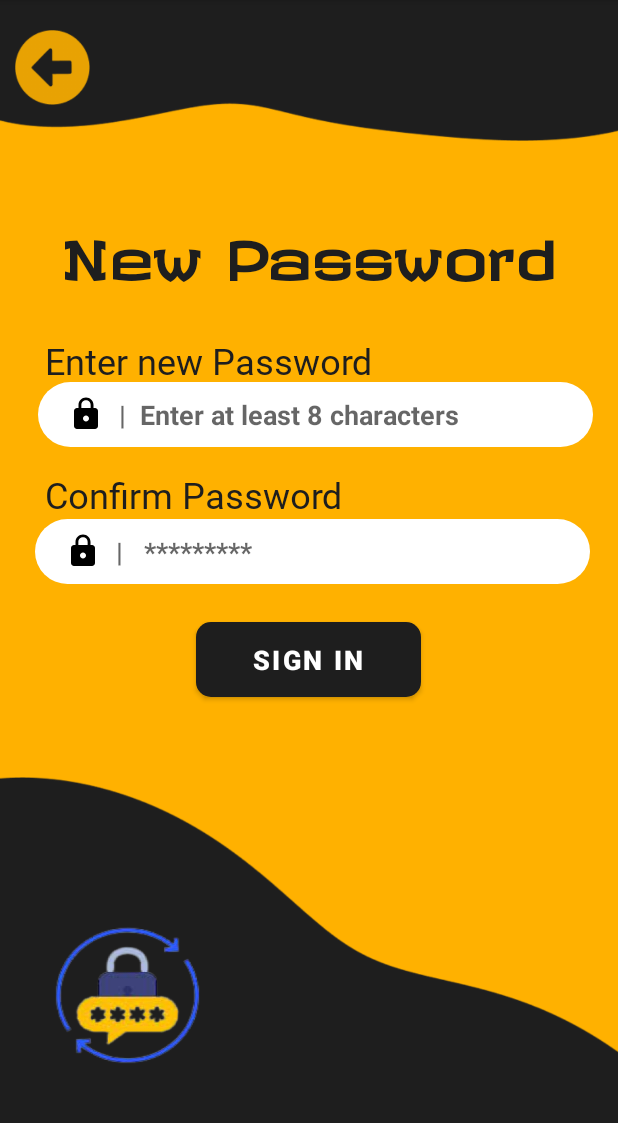
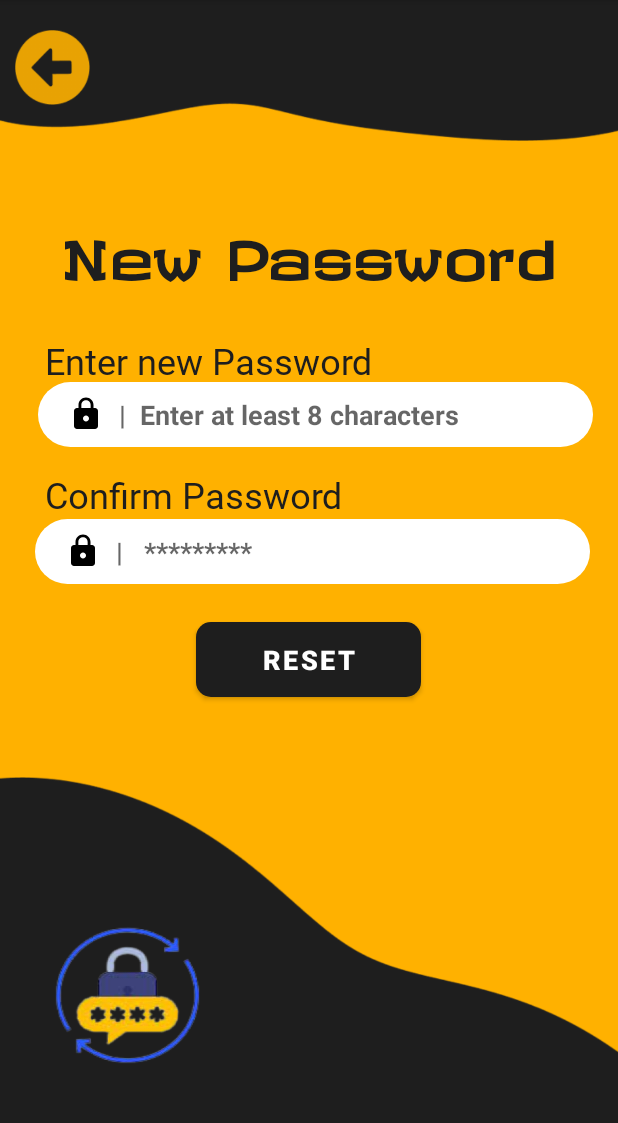
Before and after one commit to Aqsa1001/Majdoor-App, an Android app: the Forgot3Activity screen opened directly, with no data from a screen before it, on a phone screen of 412 x 824 dp, the part 84-1207 px from its top. Run offline under Robolectric (Android 15) with nearby library versions, the phone set to English and light mode, and no system bars; our stand-ins replace Firebase (no records; nobody signed in at launch, a user with empty details on screens opened directly).

Commit message:
Reg to Armughan

```diff
--- a/app/src/main/java/com/razi/majdoor_app/Forgot1Activity.java
+++ b/app/src/main/java/com/razi/majdoor_app/Forgot1Activity.java
@@ -42,7 +42,6 @@ public class Forgot1Activity extends AppCompatActivity {
                         Toast.makeText(Forgot1Activity.this, "User Don't Exist. Register First!", Toast.LENGTH_SHORT).show();
                         startActivity(new Intent(Forgot1Activity.this, SignUpActivity.class));
                     } else {
-                        Log.i("ID", auth.getCurrentUser().getUid());
                         String email = emailEditText.getText().toString().trim();
                         String otp = genOtp();
                         if (email.isEmpty()) {
@@ -61,14 +60,12 @@ public class Forgot1Activity extends AppCompatActivity {
                                 intent.putExtra("email", emailEditText.getText().toString());
                                 intent.putExtra("code", otp);
                                 startActivity(intent);
-
                             } else {
                                 Toast.makeText(Forgot1Activity.this, "Something wet wrong, please try again.", Toast.LENGTH_SHORT).show();
                             }
                         }
                     }
                 }
-
 
                 @Override
                 public void onCancelled(@NonNull DatabaseError error) {
--- a/app/src/main/res/layout/activity_forgot3.xml
+++ b/app/src/main/res/layout/activity_forgot3.xml
@@ -10,14 +10,15 @@
     <ImageView
         android:layout_width="match_parent"
         android:layout_height="94dp"
-        android:background="@drawable/forgot_top"/>
+        android:background="@drawable/forgot_top" />
+
     <ImageView
         android:id="@+id/imageView1"
         android:layout_width="50dp"
         android:layout_height="50dp"
+        android:layout_marginLeft="10dp"
         android:layout_marginTop="20dp"
-        android:layout_marginLeft="10dp"
-        app:srcCompat="@drawable/back_arrow"/>
+        app:srcCompat="@drawable/back_arrow" />
 
     <TextView
         android:id="@+id/Sign_In"
@@ -26,26 +27,26 @@
         android:layout_below="@+id/imageView1"
         android:layout_centerHorizontal="true"
         android:layout_marginTop="80dp"
+        android:fontFamily="@font/revalia"
         android:text="New Password"
+        android:textColor="@color/offBlack"
         android:textSize="35dp"
-        android:fontFamily="@font/revalia"
-        android:textColor="@color/offBlack"
         android:textStyle="bold" />
 
     <TextView
         android:id="@+id/enter"
         android:layout_width="wrap_content"
         android:layout_height="wrap_content"
+        android:layout_below="@id/Sign_In"
+        android:layout_marginLeft="30dp"
+        android:layout_marginTop="30dp"
+        android:fontFamily="@font/anekbangla"
         android:text="Enter new Password"
-        android:layout_below="@id/Sign_In"
-        android:layout_marginTop="30dp"
-        android:layout_marginLeft="30dp"
-        android:textSize="24dp"
-        android:fontFamily="@font/anekbangla"
-        android:textColor="@color/offBlack" />
+        android:textColor="@color/offBlack"
+        android:textSize="24dp" />
 
     <EditText
-        android:id="@+id/etID"
+        android:id="@+id/passField"
         android:layout_width="370dp"
         android:layout_height="43dp"
         android:layout_below="@id/enter"
@@ -61,41 +62,41 @@
         android:textStyle="bold" />
 
     <TextView
-        android:id="@+id/enter2"
+        android:id="@+id/confPassText"
         android:layout_width="wrap_content"
         android:layout_height="wrap_content"
+        android:layout_below="@id/passField"
+        android:layout_marginLeft="30dp"
+        android:layout_marginTop="15dp"
+        android:fontFamily="@font/anekbangla"
         android:text="Confirm Password"
-        android:layout_below="@id/etID"
-        android:layout_marginTop="15dp"
-        android:layout_marginLeft="30dp"
-        android:textSize="24dp"
-        android:fontFamily="@font/anekbangla"
-        android:textColor="@color/offBlack" />
+        android:textColor="@color/offBlack"
+        android:textSize="24dp" />
 
     <EditText
-        android:id="@+id/etID2"
+        android:id="@+id/confPassField"
         android:layout_width="370dp"
         android:layout_height="43dp"
+        android:layout_below="@id/confPassText"
         android:layout_alignParentLeft="true"
+        android:layout_marginLeft="23dp"
+        android:background="@drawable/input_bg"
         android:drawableLeft="@drawable/lock_vector"
-        android:layout_below="@id/enter2"
-        android:layout_marginLeft="23dp"
         android:drawablePadding="10dp"
+        android:hint="|   *********"
         android:paddingLeft="20dp"
-        android:background="@drawable/input_bg"
-        android:hint="|   *********"
         android:textAlignment="viewStart"
         android:textStyle="bold" />
 
     <Button
-        android:id="@+id/btnBal"
+        android:id="@+id/resetBtn"
         android:layout_width="150dp"
         android:layout_height="50dp"
-        android:layout_below="@id/etID2"
+        android:layout_below="@id/confPassField"
+        android:layout_centerHorizontal="true"
+        android:layout_marginTop="25dp"
         android:background="@drawable/button_radius"
-        android:layout_marginTop="25dp"
-        android:layout_centerHorizontal="true"
-        android:text="Sign in"
+        android:text="Reset"
         android:textColor="#fff"
         android:textSize="18dp"
         android:textStyle="bold"
@@ -104,8 +105,8 @@
     <ImageView
         android:id="@+id/bottom_black"
         android:layout_width="match_parent"
+        android:layout_height="250dp"
         android:layout_alignParentBottom="true"
-        android:layout_height="250dp"
         android:layout_marginTop="120dp"
         android:background="@drawable/forgot_bottom" />
 
@@ -113,8 +114,8 @@
         android:layout_width="150dp"
         android:layout_height="150dp"
         android:layout_alignParentBottom="true"
+        android:layout_marginLeft="10dp"
         android:layout_marginTop="167dp"
-        android:layout_marginLeft="10dp"
         android:layout_marginBottom="30dp"
         android:background="@drawable/forgot3_bottom" />
 </RelativeLayout>
```
Also changed, not shown: app/src/main/java/com/razi/majdoor_app/BasicInfo2Activity.java (+5 -7 lines), app/src/main/java/com/razi/majdoor_app/Forgot2Activity.java (+19 -25 lines), app/src/main/java/com/razi/majdoor_app/Forgot3Activity.java (+89 -0 lines), app/src/main/java/com/razi/majdoor_app/OTPSActivity.java (deleted, +0 -14 lines), app/src/main/java/com/razi/majdoor_app/SignUpActivity.java (+28 -49 lines), app/src/main/java/com/razi/majdoor_app/SigninActivity.java (+13 -31 lines).
